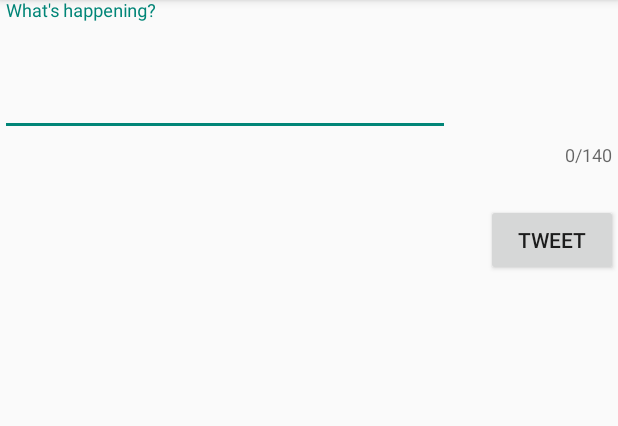
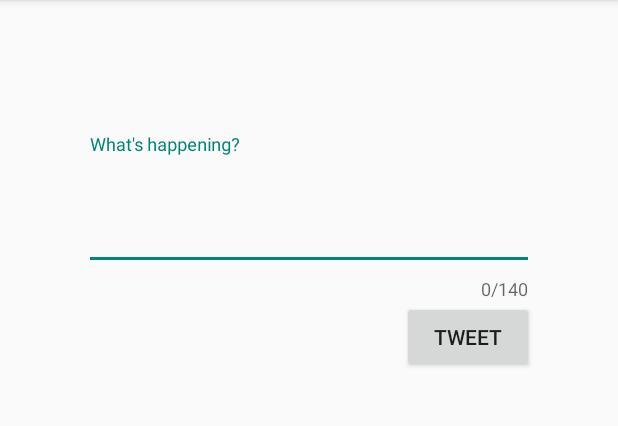
Before and after one commit to roopalkondepudi/Twitter, an Android app: the ComposeActivity screen opened directly, with no data from a screen before it, on a phone screen of 412 x 824 dp, the part 84-510 px from its top. Run offline under Robolectric (Android 15) with nearby library versions, the phone set to English and light mode, and no system bars; our stand-ins replace ButterKnife, Room's generated code; libraries missing offline, so code that uses them is left out: com.facebook.stetho, com.loopj.android, cz.msebera.android, org.parceler; 1 statement that could not run was skipped.

```diff
--- a/FBUTwitterClient/app/src/main/java/com/codepath/apps/restclienttemplate/TweetDetailsActivity.java
+++ b/FBUTwitterClient/app/src/main/java/com/codepath/apps/restclienttemplate/TweetDetailsActivity.java
@@ -23,6 +23,9 @@ public class TweetDetailsActivity extends AppCompatActivity {
     @BindView(R.id.ivprofileImage) ImageView ivprofileImage;
     @BindView(R.id.ivReplyIcon) ImageView ivReplyIcon;
     //@BindView(R.id.pbLoading) ProgressBar pbLoading;
+
+
+    public final int REQUEST_CODE = 20;
 
     //the tweet that was clicked on
     Tweet tweet;
--- a/FBUTwitterClient/app/src/main/res/layout/activity_compose.xml
+++ b/FBUTwitterClient/app/src/main/res/layout/activity_compose.xml
@@ -8,8 +8,11 @@
 
     <android.support.design.widget.TextInputLayout
         android:id="@+id/textContainer"
-        android:layout_width="match_parent"
+        android:layout_width="wrap_content"
         android:layout_height="wrap_content"
+        android:layout_alignParentTop="true"
+        android:layout_centerHorizontal="true"
+        android:layout_marginTop="89dp"
         app:counterEnabled="true"
         app:counterMaxLength="140">
 
@@ -33,9 +36,9 @@
         android:id="@+id/btnTweet"
         android:layout_width="wrap_content"
         android:layout_height="wrap_content"
-        android:layout_alignParentEnd="true"
-        android:layout_alignParentTop="true"
-        android:layout_marginTop="136dp"
+        android:layout_alignEnd="@+id/textContainer"
+        android:layout_below="@+id/textContainer"
+        android:layout_centerVertical="true"
         android:onClick="onSubmit"
         android:text="Tweet"
         tools:ignore="NotSibling" />
--- a/FBUTwitterClient/app/src/main/res/menu/compose.xml
+++ b/FBUTwitterClient/app/src/main/res/menu/compose.xml
@@ -3,7 +3,7 @@
     xmlns:app="http://schemas.android.com/apk/res-auto">
     <item
         android:id="@+id/tweetCompose"
-        android:icon="@drawable/compose_tweet"
+        android:icon="@drawable/ic_vector_compose"
         android:title="Compose"
         app:showAsAction="ifRoom">
     </item>
```
Also changed, not shown: FBUTwitterClient/app/src/main/java/com/codepath/apps/restclienttemplate/TimelineActivity.java (+0 -39 lines), FBUTwitterClient/app/src/main/java/com/codepath/apps/restclienttemplate/TweetAdapter.java (+18 -6 lines), FBUTwitterClient/app/src/main/java/com/codepath/apps/restclienttemplate/TwitterClient.java (+9 -4 lines), FBUTwitterClient/app/src/main/java/com/codepath/apps/restclienttemplate/models/Tweet.java (+42 -1 lines), FBUTwitterClient/app/src/main/res/layout/item_tweet.xml (+11 -1 lines), FBUTwitterClient/app/src/main/java/com/codepath/apps/restclienttemplate/models/User.java (line endings or trailing spaces).
